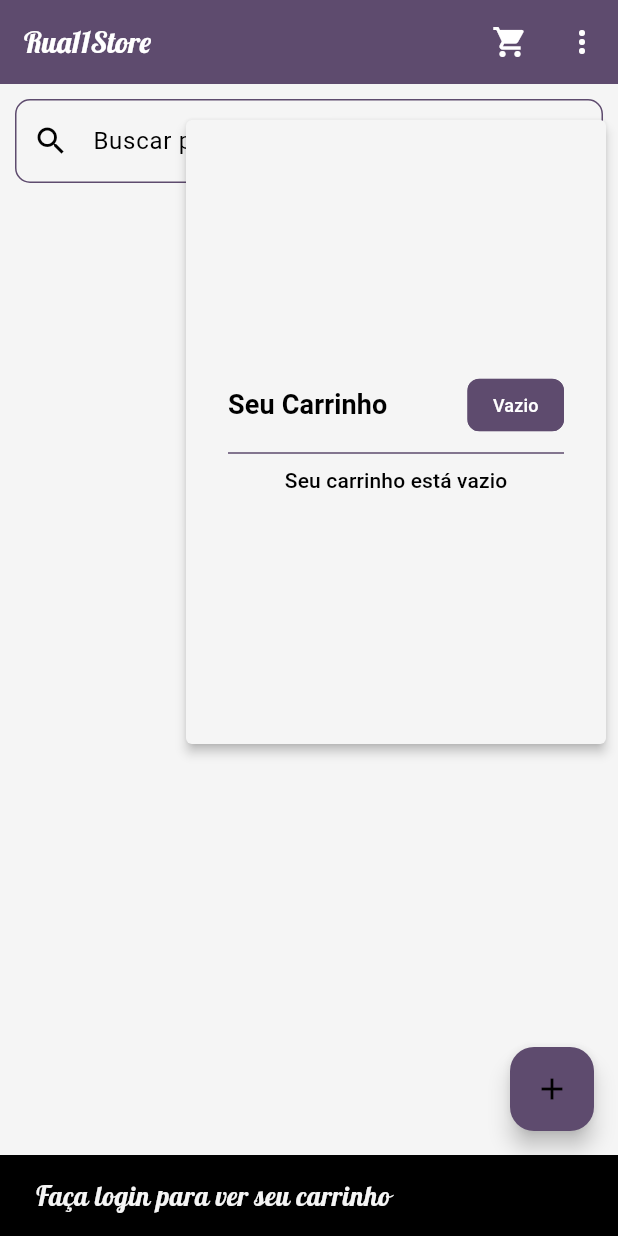
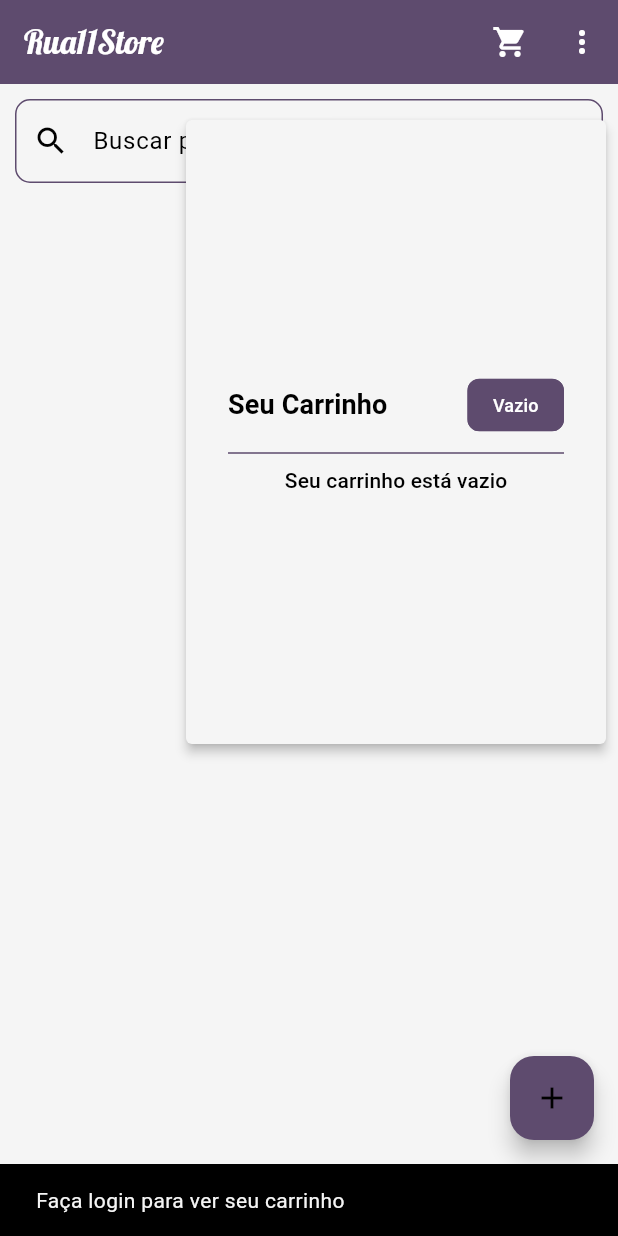
Before and after one commit to rafaelPadua001/rua11store_catalog_app, a Flutter app: the screen it shows after launch, after a tap on the "shopping cart" icon, on a phone screen of 412 x 824 dp. Run offline on Flutter 3.47's test engine with Material 3 defaults, Android fonts, the phone set to English and light mode, and no system bars; our stand-ins replace cached_network_image, flutter_dotenv, flutter_masked_text2, google_fonts, image_picker, supabase_flutter; accounts and stored records are empty; network calls fail.

Commit message:
Feat
Create bottomShet to load input zip code
fix fonts layout project

```diff
--- a/lib/main.dart
+++ b/lib/main.dart
@@ -8,6 +8,7 @@ import 'controllers/productsController.dart';
 import 'widgets/layout/appbar.dart';
 import 'catalog_page.dart';
 import 'package:flutter_dotenv/flutter_dotenv.dart';
+
 
 void main() async {
   WidgetsFlutterBinding.ensureInitialized();
@@ -58,14 +59,14 @@ class MyApp extends StatelessWidget {
           //   fontSize: 16,
           //   fontWeight: FontWeight.bold,
           // ),
-          titleLarge: GoogleFonts.lobster(
-            fontSize: 20,
-            fontStyle: FontStyle.normal,
-          ),
-          bodyMedium: GoogleFonts.lobster(
-            fontSize: 18,
-            // fontWeight: FontWeight.bold
-          ),
+          // titleLarge: GoogleFonts.lobster(
+          //   fontSize: 20,
+          //   fontStyle: FontStyle.normal,
+          // ),
+          // bodyMedium: GoogleFonts.lobster(
+          //   fontSize: 18,
+          //   // fontWeight: FontWeight.bold
+          // ),
           displaySmall: GoogleFonts.hahmlet(fontSize: 14),
         ),
       ),
--- a/lib/widgets/layout/appbar.dart
+++ b/lib/widgets/layout/appbar.dart
@@ -3,6 +3,8 @@ import 'package:rua11store_catalog_app/screens/auth/dashboard.dart';
 import 'package:supabase_flutter/supabase_flutter.dart';
 import '../../screens/auth/login.dart';
 import 'cart_menu.dart';
+import 'package:google_fonts/google_fonts.dart';
+
 
 class AppBarExample extends StatelessWidget implements PreferredSizeWidget {
   @override
@@ -37,7 +39,12 @@ class AppBarExample extends StatelessWidget implements PreferredSizeWidget {
   @override
   Widget build(BuildContext context) {
     return AppBar(
-      title: const Text('Rua11Store', style: TextStyle(color: Colors.white)),
+     title: Text(
+  'Rua11Store',
+  style: GoogleFonts.lobster(
+    textStyle: TextStyle(color: Colors.white),
+  ),
+),
       backgroundColor: Theme.of(context).colorScheme.primary,
       actions: <Widget>[
         // Substitua o IconButton pelo CartMenu
--- a/pubspec.yaml
+++ b/pubspec.yaml
@@ -43,6 +43,7 @@ dependencies:
   image_picker: ^1.1.2
   provider: ^6.1.4
   flutter_dotenv: ^5.1.0
+  flutter_masked_text2: ^0.9.1
 
 dev_dependencies:
   flutter_test:
@@ -77,9 +78,8 @@ flutter:
   # To add assets to your application, add an assets section, like this:
   assets:
     - .env
-    # - assets/products/rollingPapers/
     - assets/icons/splash_logo.png
-    # - images/a_dot_ham.jpeg
+
 
 
 
```
Also changed, not shown: lib/screens/product/productScreen.dart (+12 -7 lines), lib/widgets/layout/bottomSheePaget.dart (added, +87 -0 lines), lib/widgets/product_card.dart (+0 -17 lines), pubspec.lock, 5 other files.
